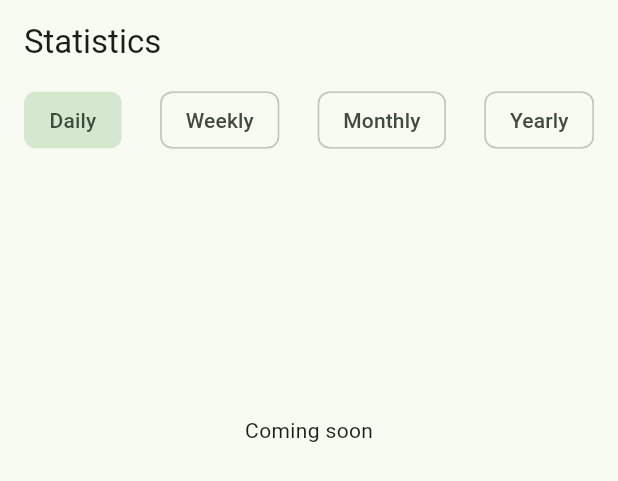
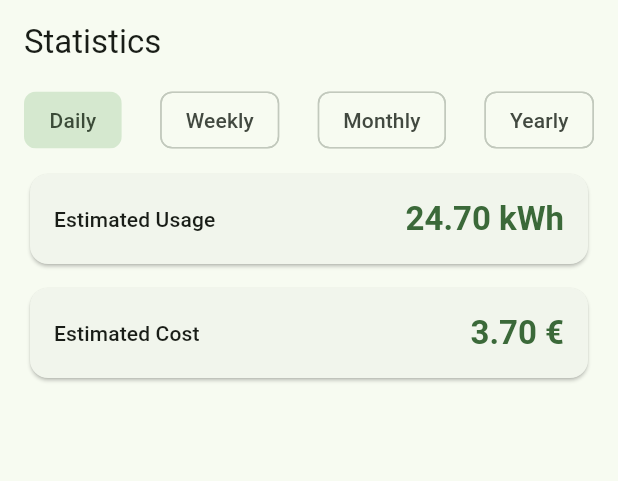
Before and after one commit to pedroafmonteiro/project-esof-leic, a Flutter app: the StatisticsPage widget shown alone on an empty page, opened directly with empty values, on a phone screen of 412 x 824 dp. Shown: the top 481 px of the screen. Run offline on Flutter 3.47's test engine with Material 3 defaults, Android fonts, the phone set to English and light mode, and no system bars; our stand-ins replace cached_network_image, firebase_auth, firebase_core, firebase_database, fl_chart, google_sign_in and 1 more; accounts and stored records are empty.

Commit message:
early version of global statistics, placeholder for now

```diff
--- a/eco_tracker/lib/views/statistics/statistics_view.dart
+++ b/eco_tracker/lib/views/statistics/statistics_view.dart
@@ -1,8 +1,9 @@
 import 'package:animations/animations.dart';
 import 'package:eco_tracker/views/common/general_page.dart';
-import 'package:eco_tracker/views/statistics/widgets/monthly_graph.dart';
-import 'package:eco_tracker/views/statistics/widgets/weekly_graph.dart';
-import 'package:eco_tracker/views/statistics/widgets/yearly_graph.dart';
+import 'package:eco_tracker/views/statistics/widgets/graphs/monthly_graph.dart';
+import 'package:eco_tracker/views/statistics/widgets/graphs/weekly_graph.dart';
+import 'package:eco_tracker/views/statistics/widgets/graphs/yearly_graph.dart';
+import 'package:eco_tracker/views/statistics/widgets/statistics_card.dart';
 import 'package:flutter/material.dart';
 
 class StatisticsView extends StatefulWidget {
@@ -89,30 +90,26 @@ class StatisticsPage extends GeneralPage {
         ),
         const SizedBox(height: 8),
         Expanded(
-          child: Align(
-            alignment: Alignment.topCenter,
           child: PageTransitionSwitcher(
             duration: const Duration(milliseconds: 300),
             transitionBuilder:
-                  (child, animation, secondaryAnimation) =>
-                      SharedAxisTransition(
+                (child, animation, secondaryAnimation) => SharedAxisTransition(
                   animation: animation,
                   secondaryAnimation: secondaryAnimation,
                   transitionType: SharedAxisTransitionType.horizontal,
                   child: child,
                 ),
-              child: _getPageForIndex(selectedIndex),
-            ),
+            child: _getPageForIndex(selectedIndex, context),
           ),
         ),
       ],
     );
   }
 
-  Widget _getPageForIndex(int index) {
+  Widget _getPageForIndex(int index, BuildContext context) {
     switch (index) {
       case 0:
-        return _buildDailyPage();
+        return _buildDailyPage(context);
       case 1:
         return _buildWeeklyPage();
       case 2:
@@ -120,41 +117,108 @@ class StatisticsPage extends GeneralPage {
       case 3:
         return _buildYearlyPage();
       default:
-        return _buildDailyPage();
+        return _buildDailyPage(context);
     }
   }
 
-  Widget _buildDailyPage() {
-    return Container(
-      alignment: Alignment.center,
-      key: ValueKey<int>(0),
-      width: double.infinity,
-      height: 350,
-      child: Text('Coming soon'),
+  Widget _buildDailyPage(BuildContext context) {
+    const double dailyUsage = 24.7;
+    const double costPerKwh = 0.15;
+    /* final List<Map<String, dynamic>> topDevices = [
+      {'name': 'Air Conditioner', 'consumption': 8.5, 'icon': Icons.ac_unit},
+      {
+        'name': 'Washing Machine',
+        'consumption': 5.2,
+        'icon': Icons.local_laundry_service,
+      },
+      {'name': 'Refrigerator', 'consumption': 4.8, 'icon': Icons.kitchen},
+      {'name': 'TV', 'consumption': 3.1, 'icon': Icons.tv},
+      {'name': 'Computer', 'consumption': 2.6, 'icon': Icons.computer},
+      {'name': 'Lights', 'consumption': 0.5, 'icon': Icons.lightbulb_outline},
+    ]; */
+
+    return Column(
+      key: const ValueKey<int>(0),
+      children: [
+        StatisticsCard(
+          data: dailyUsage,
+          title: 'Estimated Usage',
+          extension: 'kWh',
+        ),
+
+        SizedBox(height: 8.0),
+
+        StatisticsCard(
+          data: dailyUsage * costPerKwh,
+          title: 'Estimated Cost',
+          extension: '€',
+        ),
+
+        /* Padding(
+          padding: const EdgeInsets.only(left: 16.0, top: 16.0, right: 16.0),
+          child: Align(
+            alignment: Alignment.centerLeft,
+            child: Text(
+              'Top Energy Consumers',
+              style: Theme.of(context).textTheme.titleLarge,
+            ),
+          ),
+        ),
+
+        Expanded(
+          child: ListView.builder(
+            padding: const EdgeInsets.all(8.0),
+            itemCount: topDevices.length,
+            itemBuilder: (context, index) {
+              final device = topDevices[index];
+              return Card(
+                margin: const EdgeInsets.symmetric(
+                  horizontal: 8.0,
+                  vertical: 4.0,
+                ),
+                child: ListTile(
+                  leading: Icon(
+                    device['icon'],
+                    color: Theme.of(context).colorScheme.primary,
+                  ),
+                  title: Text(device['name']),
+                  subtitle: Text('${device['consumption']} kWh'),
+                  trailing: Container(
+                    width: 50,
+                    height: 50,
+                    decoration: BoxDecoration(
+                      color: Theme.of(context).colorScheme.primaryContainer,
+                      shape: BoxShape.circle,
+                    ),
+                    child: Center(
+                      child: Text(
+                        '#${index + 1}',
+                        style: TextStyle(
+                          color:
+                              Theme.of(context).colorScheme.onPrimaryContainer,
+                          fontWeight: FontWeight.bold,
+                        ),
+                      ),
+                    ),
+                  ),
+                ),
+              );
+            },
+          ),
+        ), */
+      ],
     );
   }
 
   Widget _buildWeeklyPage() {
-    return SizedBox(
-      key: ValueKey<int>(1),
-      width: double.infinity,
-      child: WeeklyGraph(),
-    );
+    return Column(key: ValueKey<int>(1), children: [WeeklyGraph()]);
   }
 
   Widget _buildMonthlyPage() {
-    return SizedBox(
-      key: ValueKey<int>(2),
-      width: double.infinity,
-      child: MonthlyGraph(),
-    );
+    return Column(key: ValueKey<int>(2), children: [MonthlyGraph()]);
   }
 
   Widget _buildYearlyPage() {
-    return SizedBox(
-      key: ValueKey<int>(3),
-      width: double.infinity,
-      child: YearlyGraph(),
-    );
+    return Column(key: ValueKey<int>(3), children: [YearlyGraph()]);
   }
 }
--- /dev/null
+++ b/eco_tracker/lib/views/statistics/widgets/statistics_card.dart
@@ -0,0 +1,37 @@
+import 'package:flutter/material.dart';
+
+class StatisticsCard extends StatelessWidget {
+  const StatisticsCard({
+    super.key,
+    required this.data,
+    required this.title,
+    required this.extension,
+  });
+
+  final double data;
+  final String title;
+  final String extension;
+
+  @override
+  Widget build(BuildContext context) {
+    return Card(
+      child: Padding(
+        padding: const EdgeInsets.all(16.0),
+        child: Row(
+          mainAxisAlignment: MainAxisAlignment.spaceBetween,
+          children: [
+            Text(title, style: Theme.of(context).textTheme.titleSmall),
+            const SizedBox(height: 8),
+            Text(
+              '${data.toStringAsFixed(2)} $extension',
+              style: Theme.of(context).textTheme.titleLarge?.copyWith(
+                fontWeight: FontWeight.bold,
+                color: Theme.of(context).colorScheme.primary,
+              ),
+            ),
+          ],
+        ),
+      ),
+    );
+  }
+}
```
Also changed, not shown: eco_tracker/lib/views/statistics/widgets/graphs/monthly_graph.dart (renamed from eco_tracker/lib/views/statistics/widgets/monthly_graph.dart), eco_tracker/lib/views/statistics/widgets/graphs/weekly_graph.dart (renamed from eco_tracker/lib/views/statistics/widgets/weekly_graph.dart), eco_tracker/lib/views/statistics/widgets/graphs/yearly_graph.dart (renamed from eco_tracker/lib/views/statistics/widgets/yearly_graph.dart). Lines whose indentation alone changed are shown as unchanged.
